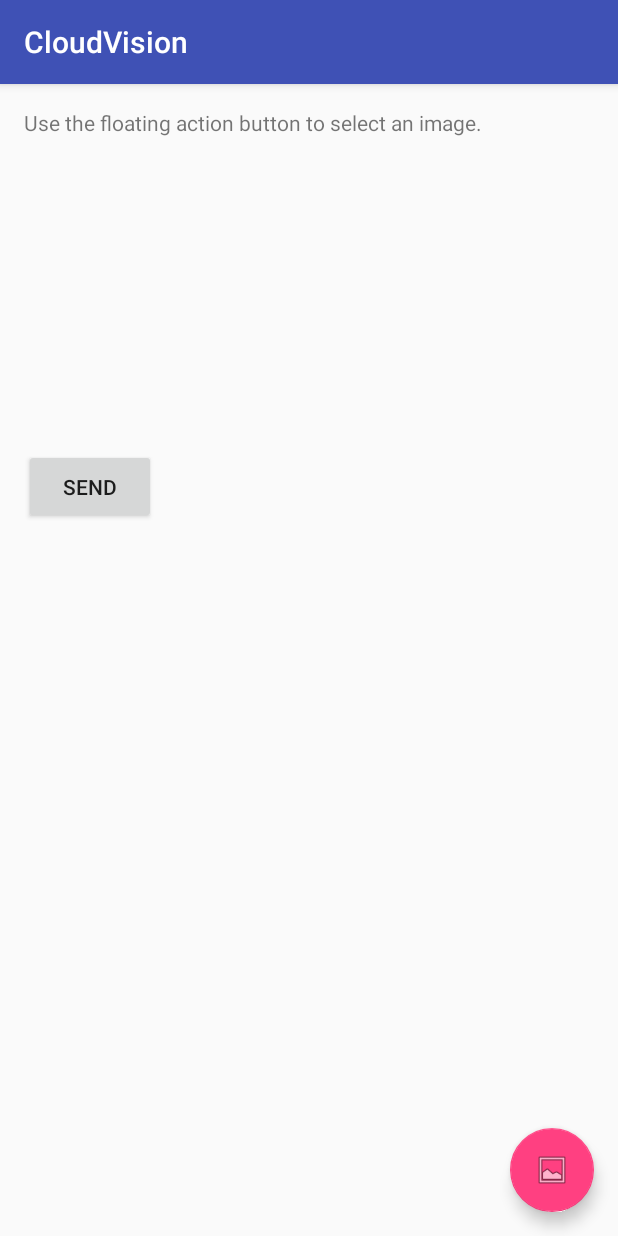
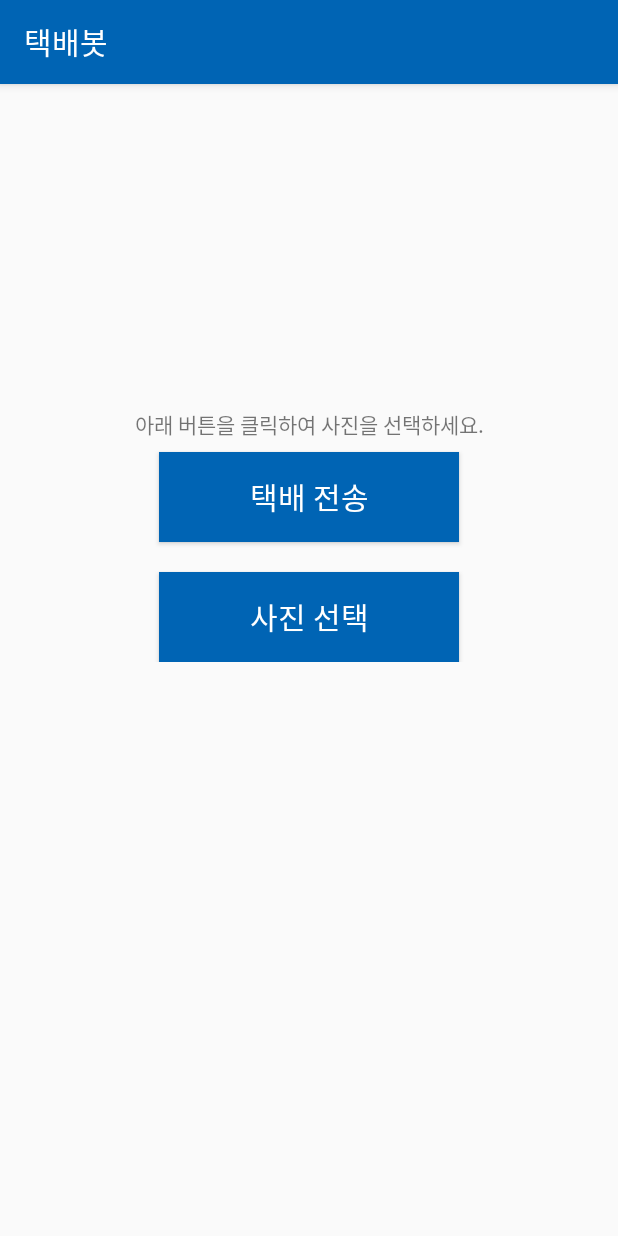
Before and after one commit to DeliveryBotCapstone/DeliveryBot, an Android app: the screen it shows after launch (MainActivity), on a phone screen of 412 x 824 dp. Run offline under Robolectric (Android 15) with nearby library versions, the phone set to English and light mode, and no system bars; libraries missing offline, so code that uses them is left out: com.google.api.client, com.google.api.services; 2 statements that could not run were skipped.

Commit message:
design prototype

```diff
--- a/src/application/google-cloud-vision/android/CloudVision/app/src/main/java/com/google/sample/cloudvision/MainActivity.java
+++ b/src/application/google-cloud-vision/android/CloudVision/app/src/main/java/com/google/sample/cloudvision/MainActivity.java
@@ -320,11 +320,18 @@
                 int start = result.indexOf("공학관");
                 int end = result.indexOf("호");
 
-                while (start > end) {
-                    int num = result.substring(end + 1).indexOf("호");
-                    end += num + 1;
+//                while (start > end) {
+//                    int num = result.substring(end + 1).indexOf("호");
+//                    end += num + 1;
+//                }
+
+//                real_address = result.substring((start + 4), end);
+                if (result.charAt(start + 4) == 'A') {
+                    real_address = result.substring((start + 4), (start + 9));
                 }
-                real_address = result.substring((start + 4), end);
+                else {
+                    real_address = result.substring((start + 4), (start + 8));
+                }
 
 
                 TextView imageDetail = activity.findViewById(R.id.image_details);
--- a/src/application/google-cloud-vision/android/CloudVision/app/src/main/res/layout/activity_main.xml
+++ b/src/application/google-cloud-vision/android/CloudVision/app/src/main/res/layout/activity_main.xml
@@ -21,14 +21,6 @@
 
     </android.support.design.widget.AppBarLayout>
 
-    <include layout="@layout/content_main" />
+        <include layout="@layout/content_main" />
 
-    <android.support.design.widget.FloatingActionButton
-        android:id="@+id/fab"
-        android:layout_width="wrap_content"
-        android:layout_height="wrap_content"
-        android:layout_gravity="bottom|end"
-        android:layout_margin="@dimen/fab_margin"
-        android:src="@android:drawable/ic_menu_gallery" />
-
-</android.support.design.widget.CoordinatorLayout>
+    </android.support.design.widget.CoordinatorLayout>
--- a/src/application/google-cloud-vision/android/CloudVision/app/src/main/res/layout/content_main.xml
+++ b/src/application/google-cloud-vision/android/CloudVision/app/src/main/res/layout/content_main.xml
@@ -18,15 +18,8 @@
 
         <LinearLayout
             android:layout_width="match_parent"
-            android:layout_height="wrap_content"
+            android:layout_height="match_parent"
             android:orientation="vertical">
-
-            <TextView
-                android:id="@+id/image_details"
-                android:layout_width="match_parent"
-                android:layout_height="wrap_content"
-                android:layout_marginBottom="8dp"
-                android:text="Use the floating action button to select an image."/>
 
             <ImageView
                 android:id="@+id/main_image"
@@ -34,11 +27,47 @@
                 android:layout_height="200dp"
                 android:scaleType="fitCenter"/>
 
+            <TextView
+                android:id="@+id/image_details"
+                android:layout_width="match_parent"
+                android:layout_height="wrap_content"
+                android:layout_marginBottom="8dp"
+                android:textAlignment="center"
+                android:text="아래 버튼을 클릭하여 사진을 선택하세요."/>
+
+            <EditText
+                android:layout_width="match_parent"
+                android:layout_height="wrap_content"
+                android:visibility="gone"></EditText>
+
             <Button
                 android:id="@+id/button1"
-                android:layout_width="wrap_content"
-                android:layout_height="50dp"
-                android:text="send"/>
+                android:layout_width="200dp"
+                android:layout_height="60dp"
+                android:layout_gravity="center"
+                android:background="@color/colorPrimary"
+                android:textColor="@android:color/white"
+                android:textSize="20dp"
+                android:text="택배 전송"
+                android:layout_marginBottom="20dp"/>
+
+<!--            <android.support.design.widget.FloatingActionButton-->
+<!--                android:id="@+id/fab"-->
+<!--                android:layout_width="wrap_content"-->
+<!--                android:layout_height="wrap_content"-->
+<!--                android:layout_gravity="center"-->
+<!--                android:layout_margin="@dimen/fab_margin"-->
+<!--                android:src="@android:drawable/ic_menu_gallery" />-->
+
+            <Button
+                android:id="@+id/fab"
+                android:layout_width="200dp"
+                android:layout_height="60dp"
+                android:text="사진 선택"
+                android:layout_gravity="center"
+                android:textColor="@android:color/white"
+                android:textSize="20dp"
+                android:background="@color/colorPrimary"/>
 
         </LinearLayout>
     </ScrollView>
--- a/src/application/google-cloud-vision/android/CloudVision/app/src/main/res/values/colors.xml
+++ b/src/application/google-cloud-vision/android/CloudVision/app/src/main/res/values/colors.xml
@@ -1,6 +1,6 @@
 <?xml version="1.0" encoding="utf-8"?>
 <resources>
-    <color name="colorPrimary">#3F51B5</color>
+    <color name="colorPrimary">#0064b4</color>
     <color name="colorPrimaryDark">#303F9F</color>
-    <color name="colorAccent">#FF4081</color>
+    <color name="colorAccent">#00b4aa</color>
 </resources>
--- a/src/application/google-cloud-vision/android/CloudVision/app/src/main/res/values/strings.xml
+++ b/src/application/google-cloud-vision/android/CloudVision/app/src/main/res/values/strings.xml
@@ -1,5 +1,5 @@
 <resources>
-    <string name="app_name">CloudVision</string>
+    <string name="app_name">택배봇</string>
     <string name="action_settings">Settings</string>
     <string name="image_details_header">Details:</string>
     <string name="image_preview_header">Preview:</string>
```
